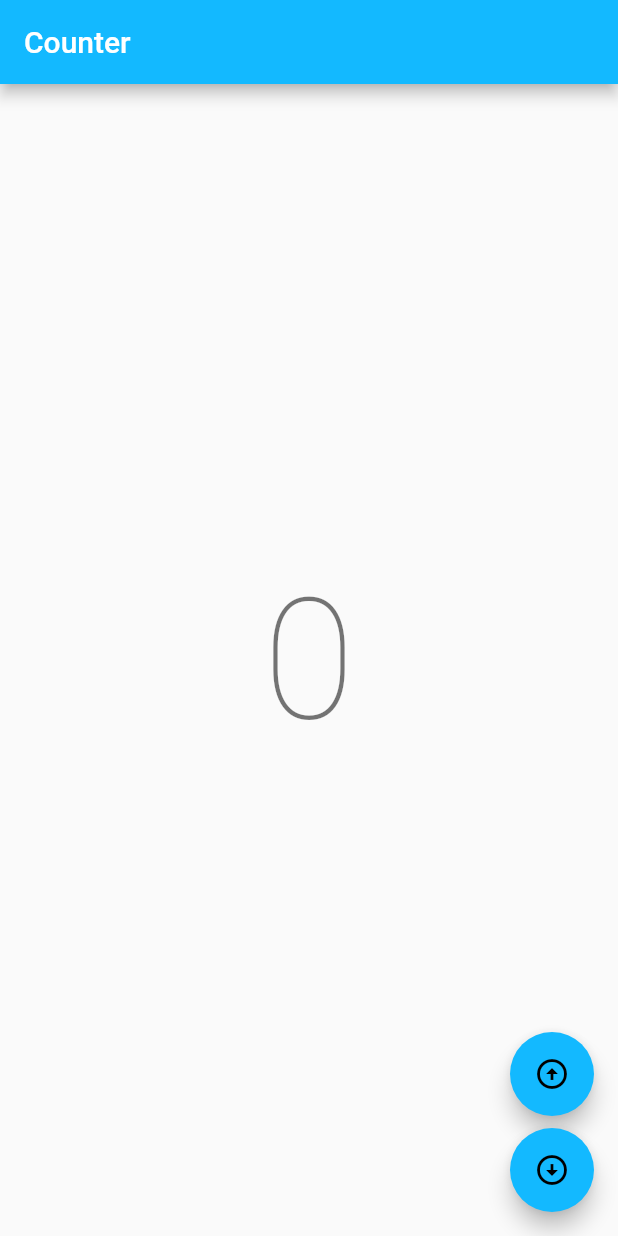
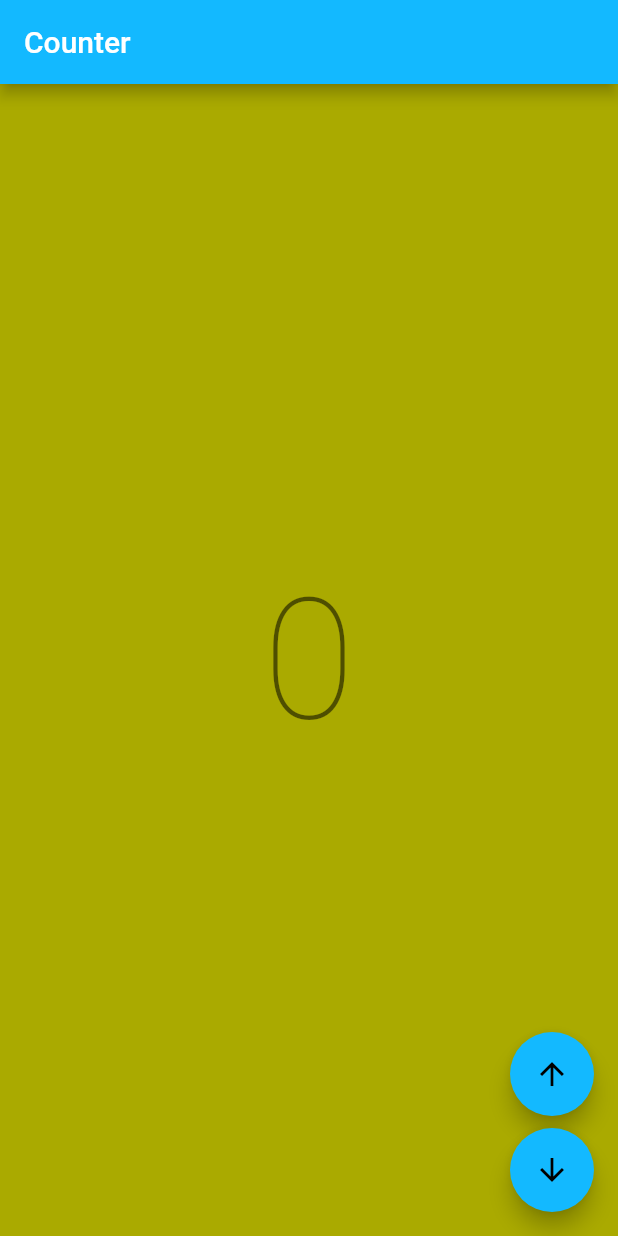
Before and after one commit to Tyrn/comal, a Flutter app: the screen it shows after launch, on a phone screen of 412 x 824 dp. Run offline on Flutter 3.47's test engine with Material 2 defaults, Android fonts, the phone set to English and light mode, and no system bars; our stand-ins replace auto_route, bloc, flutter_bloc, freezed_annotation; missing offline and left inert: window_size; generated files the repository leaves out were written again.

Commit message:
backgroundColor to SplashPage

```diff
--- a/lib/routes/router.dart
+++ b/lib/routes/router.dart
@@ -18,6 +18,6 @@
 
   @override
   final List<AutoRoute> routes = [
-    AutoRoute(path: '/', page: AlterCounterRoute.page)
+    AutoRoute(path: '/', page: SplashRoute.page)
   ];
 }
--- a/lib/splash/view/splash_page.dart
+++ b/lib/splash/view/splash_page.dart
@@ -30,6 +30,7 @@
     final l10n = context.l10n;
     return Scaffold(
       appBar: AppBar(title: Text(l10n.counterAppBarTitle)),
+      backgroundColor: const Color(0xFFAAAA00),
       body: const Center(child: SplashText()),
       floatingActionButton: Column(
         mainAxisAlignment: MainAxisAlignment.end,
```
